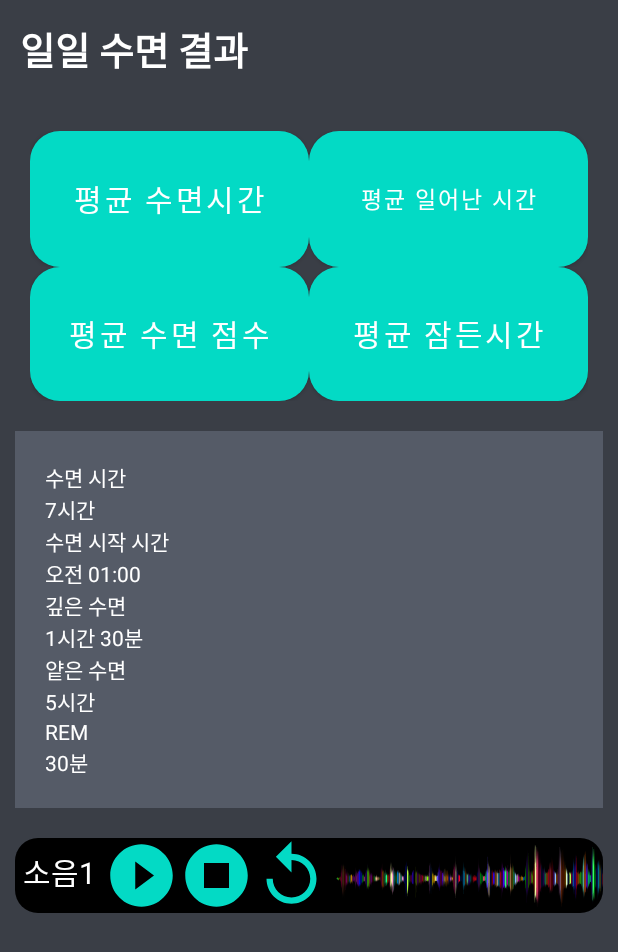
After one commit to kpuce2021/Rebound, an Android app: the Day_resultAC screen opened directly, with no data from a screen before it, on a phone screen of 412 x 824 dp. The commit adds this screen. Shown: the top 952 px of the screen. Run offline under Robolectric (Android 15) with nearby library versions, the phone set to English and light mode, and no system bars; 3 statements that could not run were skipped.

Commit message:
record fixed4

```diff
--- /dev/null
+++ b/sleepwell/app/src/main/java/kr/ac/kpu/sleepwell/Day_resultAC.kt
@@ -0,0 +1,127 @@
+package kr.ac.kpu.sleepwell
+
+import android.media.MediaPlayer
+import android.os.Bundle
+import android.util.Log
+import android.widget.Button
+import android.widget.LinearLayout
+import android.widget.Toast
+import androidx.appcompat.app.AppCompatActivity
+import androidx.core.view.isVisible
+import kotlinx.android.synthetic.main.activity_day_result_a_c.*
+import java.io.FileInputStream
+import java.lang.Exception
+
+class Day_resultAC : AppCompatActivity() {
+    private var getfilesizestring:String=""
+    private var getfilesize:Int=0
+    private var mediaPlayer: MediaPlayer?=null
+    private var pausePosition:Int?=null
+    private var isPaused:Boolean=false
+    var arraylist=ArrayList<String>(10)   //녹음파일 이름 저장(output2)
+
+    override fun onCreate(savedInstanceState: Bundle?) {
+        super.onCreate(savedInstanceState)
+        setContentView(R.layout.activity_day_result_a_c)
+
+
+        var playlayoutArray: Array<LinearLayout> = arrayOf(findViewById(R.id.noceum1),
+            findViewById(R.id.noceum2),findViewById(R.id.noceum3),findViewById(R.id.noceum4) ,
+            findViewById(R.id.noceum5),findViewById(R.id.noceum6),findViewById(R.id.noceum7),
+            findViewById(R.id.noceum8),findViewById(R.id.noceum9),findViewById(R.id.noceum10))
+
+        var Arrayplaybutton= arrayOf(findViewById(R.id.btn_play),
+            findViewById(R.id.btn_play22),
+            findViewById(R.id.btn_play33),findViewById(R.id.btn_play44),findViewById(R.id.btn_play44),
+            findViewById(R.id.btn_play55),findViewById(R.id.btn_play66),findViewById(R.id.btn_play77),
+            findViewById(R.id.btn_play88) as Button,findViewById(R.id.btn_play99),findViewById(R.id.btn_play10))
+
+        var Arraypausebutton: Array<Button> = arrayOf(findViewById(R.id.btn_pause),
+            findViewById(R.id.btn_pause22) ,findViewById(R.id.btn_pause33) ,findViewById(R.id.btn_pause44),
+            findViewById(R.id.btn_pause55) ,findViewById(R.id.btn_pause66) ,findViewById(R.id.btn_pause77),
+            findViewById(R.id.btn_pause88) ,findViewById(R.id.btn_pause99) ,findViewById(R.id.btn_pause10))
+
+        var ArrayPlayAgainbutton: Array<Button> = arrayOf(findViewById(R.id.btn_playagain),
+            findViewById(R.id.btn_playagain22),findViewById(R.id.btn_playagain33),findViewById(R.id.btn_playagain44) ,
+            findViewById(R.id.btn_playagain55),findViewById(R.id.btn_playagain66),findViewById(R.id.btn_playagain77),
+            findViewById(R.id.btn_playagain88),findViewById(R.id.btn_playagain99),findViewById(R.id.btn_playagain10))
+        for(i in 0..9){
+            arraylist.add(i.toString())
+        }
+        arraylist.removeAll(arraylist)
+        getfilesizestring=intent.getStringExtra("getsizefile").toString()
+        getfilesize=getfilesizestring.toInt()
+        if(getfilesize>10)
+            getfilesize=10
+        for(i in 0..getfilesize){
+            arraylist.add(intent.getStringExtra("file$i").toString())
+        }
+        for(i in 0..getfilesize){
+            //Log.d("showlayout","getfile$i")
+            playlayoutArray[i].isVisible=true
+            Arrayplaybutton[i].setOnClickListener {
+                playing(arraylist.get(i))
+                Toast.makeText(this,"Play${i+1}", Toast.LENGTH_SHORT).show()
+            }
+            Arraypausebutton[i].setOnClickListener {
+                pausePlaying()
+                Toast.makeText(this,"Stop${i+1}", Toast.LENGTH_SHORT).show()
+            }
+            ArrayPlayAgainbutton[i].setOnClickListener {
+                playAgain()
+                Toast.makeText(this,"Play Again${i+1}", Toast.LENGTH_SHORT).show()
+            }
+        }
+    }
+    //다시재생(멈춘순간부터)
+    private fun playAgain(){
+        if(mediaPlayer!=null && !mediaPlayer!!.isPlaying &&isPaused==true){
+            mediaPlayer?.apply {
+                start()
+                pausePosition?.let { seekTo(it) }
+                isPaused=false
+            }
+        }
+    }
+    private fun playing(path:String){
+        /*if(mediaPlayer!=null){
+            mediaPlayer!!.release()
+        }
+        try{
+            val fis=FileInputStream(path)
+            mediaPlayer=MediaPlayer().apply {
+                reset()
+                setDataSource(fis.fd)
+                prepare()
+                start()
+            }
+        }catch(e:Exception){
+            e.printStackTrace()
+        }*/
+        val fis= FileInputStream(path)
+        if(mediaPlayer!=null){
+            mediaPlayer!!.release()
+        }
+        try{
+            mediaPlayer= MediaPlayer().apply {
+                setDataSource(fis.fd)
+                prepare()
+                start()
+                isPaused=false
+            }
+        }catch (e: Exception){
+            e.printStackTrace()
+        }
+    }
+    //일시정지
+    private fun pausePlaying(){
+        if(mediaPlayer!=null && mediaPlayer!!.isPlaying){
+            mediaPlayer?.apply {
+                pause()
+                isPaused=true
+                pausePosition= mediaPlayer!!.currentPosition
+                Log.d("pause check",":"+pausePosition)
+            }
+        }
+    }
+}
--- a/sleepwell/app/src/main/res/layout/fragment_day_result.xml
+++ b/sleepwell/app/src/main/res/layout/activity_day_result_a_c.xml
@@ -1,11 +1,12 @@
 <?xml version="1.0" encoding="utf-8"?>
-<FrameLayout xmlns:android="http://schemas.android.com/apk/res/android"
+<LinearLayout xmlns:android="http://schemas.android.com/apk/res/android"
+    xmlns:app="http://schemas.android.com/apk/res-auto"
     xmlns:tools="http://schemas.android.com/tools"
     android:layout_width="match_parent"
     android:layout_height="match_parent"
-    tools:context=".Day_resultFrag"
-    android:id="@+id/Day_resultFrag">
-
+    tools:context=".Day_resultAC"
+    android:orientation="vertical"
+    android:id="@+id/Day_resultAC">
     <ScrollView
         android:layout_width="match_parent"
         android:layout_height="match_parent"
@@ -604,4 +605,5 @@
         </LinearLayout>
     </ScrollView>
 
-</FrameLayout>
+
+</LinearLayout>
```
Also changed, not shown: sleepwell/app/src/main/AndroidManifest.xml (+9 -7 lines), sleepwell/app/src/main/java/kr/ac/kpu/sleepwell/Day_resultFrag.kt (deleted, +0 -131 lines), sleepwell/app/src/main/java/kr/ac/kpu/sleepwell/Fragment0.kt (+19 -15 lines), sleepwell/app/src/main/java/kr/ac/kpu/sleepwell/Fragment1.kt (+1 -16 lines), sleepwell/app/src/main/java/kr/ac/kpu/sleepwell/Fragment3.kt (+13 -2 lines).
